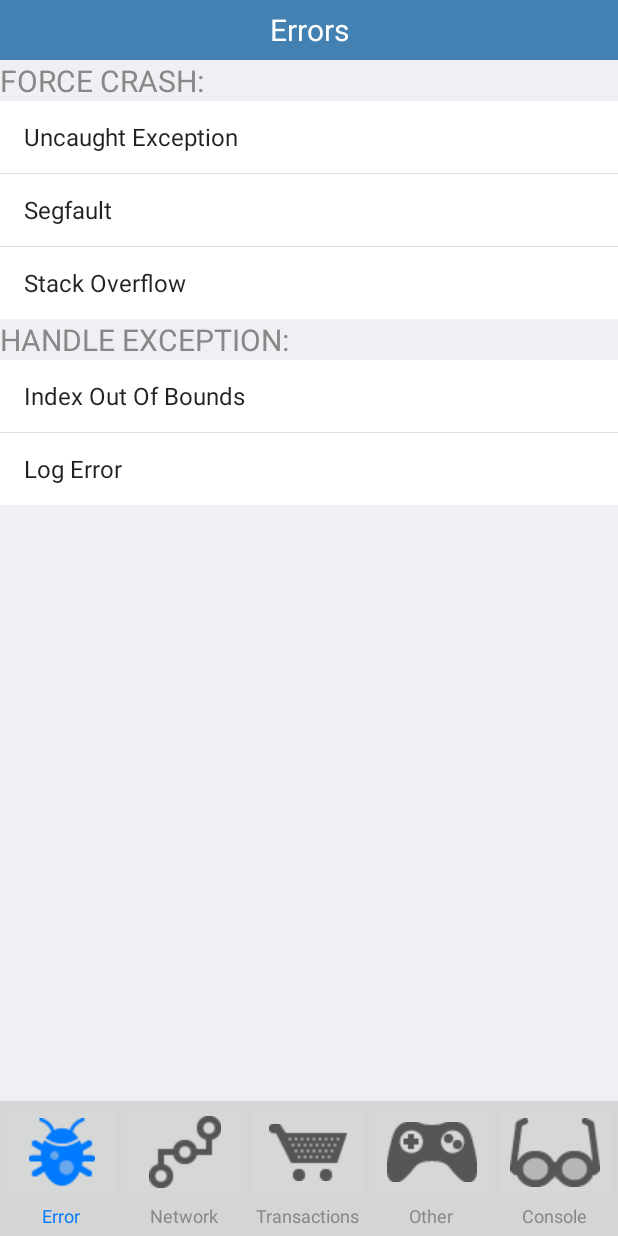
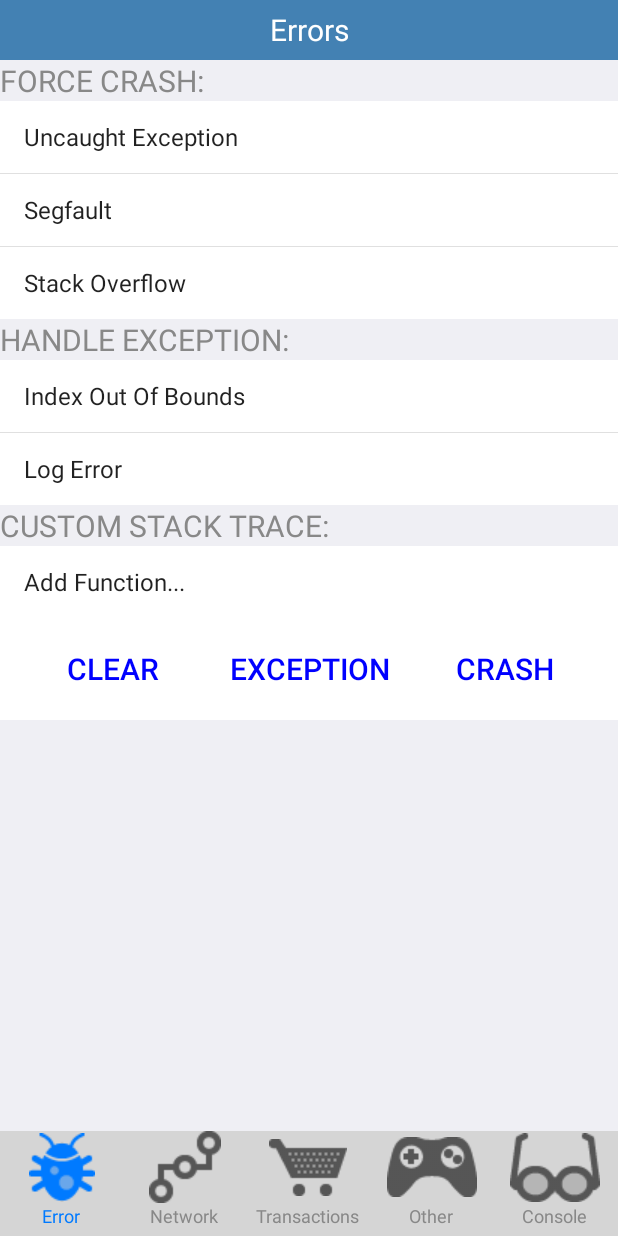
Before and after one commit to vviktoryy/Crittercism, an Android app: the screen it shows after launch (WorkActivity), on a phone screen of 412 x 824 dp. Run offline under Robolectric (Android 15) with nearby library versions, the phone set to English and light mode, and no system bars; 1 statement that could not run was skipped.

Commit message:
no message

```diff
--- a/Crittercism/app/src/main/java/com/crittercism/WorkActivity.java
+++ b/Crittercism/app/src/main/java/com/crittercism/WorkActivity.java
@@ -12,6 +12,7 @@
 import android.view.View;
 import android.view.ViewGroup;
 import android.widget.AdapterView;
+import android.widget.Button;
 import android.widget.CheckedTextView;
 import android.widget.ImageButton;
 import android.widget.LinearLayout;
@@ -63,6 +64,8 @@
     private ArrayAdapter arrayAdapter;
     private ArrayAdapter<String> stringAdapter;
 
+    private LinearLayout errorButtonsLayout;
+
     private LinearLayout workLayout;
     private Context context;
 
@@ -85,6 +88,10 @@
     private String LogString="";
     private TextView logTextView;
     private TextView responsesTextView;
+
+    private Button clearButton;
+    private Button exceptionButton;
+    private Button crashButton;
 
     private LogFile logFile;
 
@@ -174,6 +181,26 @@
         });
 
         responsesTextView = (TextView) findViewById(R.id.responsesTextView);
+        errorButtonsLayout = (LinearLayout) findViewById(R.id.errorButtonsLayout);
+
+        clearButton = (Button) findViewById(R.id.clearButton);
+        clearButton.setOnClickListener(new View.OnClickListener() {
+            public void onClick(View v) {
+
+            }
+        });
+        exceptionButton = (Button) findViewById(R.id.exceptionButton);
+        exceptionButton.setOnClickListener(new View.OnClickListener() {
+            public void onClick(View v) {
+
+            }
+        });
+        crashButton = (Button) findViewById(R.id.crashButton);
+        crashButton.setOnClickListener(new View.OnClickListener() {
+            public void onClick(View v) {
+
+            }
+        });
     }
 
     private void AddToLog(String addString){
@@ -220,7 +247,7 @@
 
         listViewConnection.setItemsCanFocus(false);
         listViewConnection.setChoiceMode(ListView.CHOICE_MODE_SINGLE);
-        listViewConnection.setItemChecked(0,true);
+        listViewConnection.setItemChecked(connType,true);
         listViewConnection.setOnItemClickListener(new AdapterView.OnItemClickListener() {
             public void onItemClick(AdapterView<?> parent, View view, int position, long id) {
                 ((CheckedTextView)view).setChecked(true);
@@ -236,7 +263,8 @@
 
         listViewProtocol.setItemsCanFocus(false);
         listViewProtocol.setChoiceMode(ListView.CHOICE_MODE_SINGLE);
-        listViewProtocol.setItemChecked(0,true);
+        if (protocol.equals("http")) listViewProtocol.setItemChecked(0,true);
+        else listViewProtocol.setItemChecked(1, true);
         listViewProtocol.setOnItemClickListener(new AdapterView.OnItemClickListener() {
             public void onItemClick(AdapterView<?> parent, View view,int position, long id) {
                 ((CheckedTextView)view).setChecked(true);
@@ -351,14 +379,15 @@
                 else
                     myInputStream = conn.getInputStream();
                 timeEnd =System.currentTimeMillis();
-
+                if (action_modifier[0].equals("get")) {
                     BufferedReader rd = new BufferedReader(new InputStreamReader(myInputStream), 4096);
                     String line = "";
-                StringBuilder sbResult =  new StringBuilder();
+                    StringBuilder sbResult = new StringBuilder();
                     while ((line = rd.readLine()) != null) {
                         sbResult.append(line);
                     }
                     rd.close();
+                }
                 SetResponsesText("(" + status + ") " + url);
                 Crittercism.logNetworkRequest(action_modifier[0].toUpperCase(), url_, timeEnd-timeBeg, bytesRead, bytesSent, status, null);
             } catch (Exception e) {
@@ -384,7 +413,7 @@
                 }
                 status = response.getStatusLine().getStatusCode();
                 timeEnd =System.currentTimeMillis();
-                if(status < HttpStatus.SC_BAD_REQUEST)  {
+                if(action_modifier[0].equals("get") && status < HttpStatus.SC_BAD_REQUEST)  {
                     BufferedReader rd = new BufferedReader
                             (new InputStreamReader(response.getEntity().getContent()), 4096);
                     String line = "";
@@ -393,16 +422,15 @@
                         sbResult.append(line);
                     }
                     rd.close();
+                }
                 SetResponsesText("(" + status + ") " + url);
                 Crittercism.logNetworkRequest(action_modifier[0].toUpperCase(), new URL(url), timeEnd-timeBeg, bytesRead, bytesSent, status, null);
-                }
             }catch (Exception e) {
                 try {
                     Crittercism.logNetworkRequest(action_modifier[0].toUpperCase(), new URL(url), timeEnd-timeBeg, bytesRead, bytesSent, status, e);
                 } catch (MalformedURLException e1) {
                     e1.printStackTrace();
                 }
-                System.out.println(action_modifier[0]+": " +e.toString());
             }
 
         }
@@ -697,6 +725,34 @@
                 // Toast.makeText(getApplicationContext(),((TextView) view).getText(), Toast.LENGTH_SHORT).show();
             }
         });
+        /*Custom stack trace*/
+        TextView textViewStack = new TextView(context);
+        ListView listViewStack = new ListView(context);
+
+        String[] transArrayStack = {"Add Function..."};
+        Add_ListView(textViewStack, listViewStack, transArrayStack, "CUSTOM STACK TRACE:");
+
+        listViewStack.setOnItemClickListener(new AdapterView.OnItemClickListener() {
+            public void onItemClick(AdapterView<?> parent, View view,int position, long id) {
+                switch (position) {
+                    case 0://Add Function
+                       /* System.out.println("Crittercism. Logging exception: out of bounds");
+                        try {
+                            throw new ArrayIndexOutOfBoundsException();
+                        } catch (Exception exception) {
+                            Crittercism.logHandledException(exception);
+                            AddToLog("[Error]: Index Out OfBounds");
+                        }*/
+                        AddToLog("[Error]: Add Function...");
+                        break;
+                    case 1://Add Another Function
+                        AddToLog("[Error]: Add Another Function...");
+                        //MsgBox("Missing SDK part","No logError: in SDK");
+                        break;
+                }
+                // Toast.makeText(getApplicationContext(),((TextView) view).getText(), Toast.LENGTH_SHORT).show();
+            }
+        });
     }
 
     private void setContent(int id) {
@@ -723,6 +779,7 @@
                 basket_button.setVisibility(View.INVISIBLE);
                 copy_button.setVisibility(View.INVISIBLE);
                 responsesTextView.setVisibility(View.INVISIBLE);
+                errorButtonsLayout.setVisibility(View.VISIBLE);
                 AddErrorsView();
                 break;
             case 2:
@@ -733,6 +790,7 @@
                 basket_button.setVisibility(View.INVISIBLE);
                 copy_button.setVisibility(View.INVISIBLE);
                 responsesTextView.setVisibility(View.VISIBLE);
+                errorButtonsLayout.setVisibility(View.INVISIBLE);
                 AddNetworkLists();
 
                 break;
@@ -744,6 +802,7 @@
                 basket_button.setVisibility(View.INVISIBLE);
                 copy_button.setVisibility(View.INVISIBLE);
                 responsesTextView.setVisibility(View.INVISIBLE);
+                errorButtonsLayout.setVisibility(View.INVISIBLE);
                 AddTransactionLists();
 
                 break;
@@ -755,6 +814,7 @@
                 basket_button.setVisibility(View.INVISIBLE);
                 copy_button.setVisibility(View.INVISIBLE);
                 responsesTextView.setVisibility(View.INVISIBLE);
+                errorButtonsLayout.setVisibility(View.INVISIBLE);
                 AddOtherLists();
 
                 break;
@@ -766,6 +826,7 @@
                 basket_button.setVisibility(View.VISIBLE);
                 copy_button.setVisibility(View.VISIBLE);
                 responsesTextView.setVisibility(View.INVISIBLE);
+                errorButtonsLayout.setVisibility(View.INVISIBLE);
                 showConsole();
                 break;
         }
--- a/Crittercism/app/src/main/res/layout/activity_work.xml
+++ b/Crittercism/app/src/main/res/layout/activity_work.xml
@@ -55,6 +55,51 @@
                 android:layout_width="match_parent"
                 android:layout_height="wrap_content"/>
 
+            <LinearLayout
+                android:padding="10sp"
+                android:baselineAligned="false"
+                android:layout_centerHorizontal="true"
+                android:background="@android:color/white"
+                android:id="@+id/errorButtonsLayout"
+                android:layout_width="match_parent"
+                android:layout_height="wrap_content"
+                android:orientation="horizontal"
+                android:visibility="invisible">
+                <Button
+                    android:id="@+id/clearButton"
+                    android:layout_width="0sp"
+                    android:layout_height="wrap_content"
+                    android:textColor="#0000FF"
+                    android:textSize="20sp"
+                    android:layout_weight="0.33"
+                    android:gravity="center"
+                    android:text="@string/clear"
+                    android:background="@android:color/white"
+                    />
+                <Button
+                    android:id="@+id/exceptionButton"
+                    android:layout_width="0sp"
+                    android:layout_height="wrap_content"
+                    android:textColor="#0000FF"
+                    android:textSize="20sp"
+                    android:layout_weight="0.33"
+                    android:gravity="center"
+                    android:text="@string/exception"
+                    android:background="@android:color/white"
+                    />
+                <Button
+                    android:id="@+id/crashButton"
+                    android:layout_width="0sp"
+                    android:layout_height="wrap_content"
+                    android:textColor="#0000FF"
+                    android:textSize="20sp"
+                    android:layout_weight="0.33"
+                    android:gravity="center"
+                    android:text="@string/crash"
+                    android:background="@android:color/white"
+                    />
+            </LinearLayout>
+
             <TextView
                 android:id="@+id/responsesTextView"
                 android:layout_width="match_parent"
@@ -65,6 +110,7 @@
                 android:textSize="20sp"
                 android:layout_margin="5px"
                 android:visibility="invisible"/>
+
             </LinearLayout>
     </ScrollView>
 
@@ -92,7 +138,8 @@
                 android:layout_width="match_parent"
                 android:layout_height="0dp"
                 android:layout_weight="1"
-                android:src="@drawable/bug" />
+                android:src="@drawable/bug"
+                android:background="#d5d5d5"/>
             <TextView
                 android:layout_width="wrap_content"
                 android:layout_height="wrap_content"
@@ -114,7 +161,8 @@
                 android:layout_width="match_parent"
                 android:layout_height="0dp"
                 android:layout_weight="1"
-                android:src="@drawable/network" />
+                android:src="@drawable/network"
+                android:background="#d5d5d5"/>
             <TextView
                 android:layout_width="wrap_content"
                 android:layout_height="wrap_content"
@@ -136,7 +184,8 @@
                 android:layout_width="match_parent"
                 android:layout_height="0dp"
                 android:layout_weight="1"
-                android:src="@drawable/shopping_cart" />
+                android:src="@drawable/shopping_cart"
+                android:background="#d5d5d5"/>
             <TextView
                 android:layout_width="wrap_content"
                 android:layout_height="wrap_content"
@@ -159,7 +208,8 @@
                 android:layout_width="match_parent"
                 android:layout_height="0dp"
                 android:layout_weight="1"
-                android:src="@drawable/controller" />
+                android:src="@drawable/controller"
+                android:background="#d5d5d5"/>
             <TextView
                 android:layout_width="wrap_content"
                 android:layout_height="wrap_content"
@@ -181,7 +231,8 @@
                 android:layout_width="match_parent"
                 android:layout_height="0dp"
                 android:layout_weight="1"
-                android:src="@drawable/glasses" />
+                android:src="@drawable/glasses"
+                android:background="#d5d5d5"/>
             <TextView
                 android:layout_width="wrap_content"
                 android:layout_height="wrap_content"
--- a/Crittercism/app/src/main/res/values/strings.xml
+++ b/Crittercism/app/src/main/res/values/strings.xml
@@ -24,4 +24,8 @@
     <string name="send">Send</string>
     <string name="cancel">Cancel</string>
     <string name="to">To:</string>
+
+    <string name="clear">CLEAR</string>
+    <string name="exception">EXCEPTION</string>
+    <string name="crash">CRASH</string>
 </resources>
```
Lines whose indentation alone changed are shown as unchanged.
